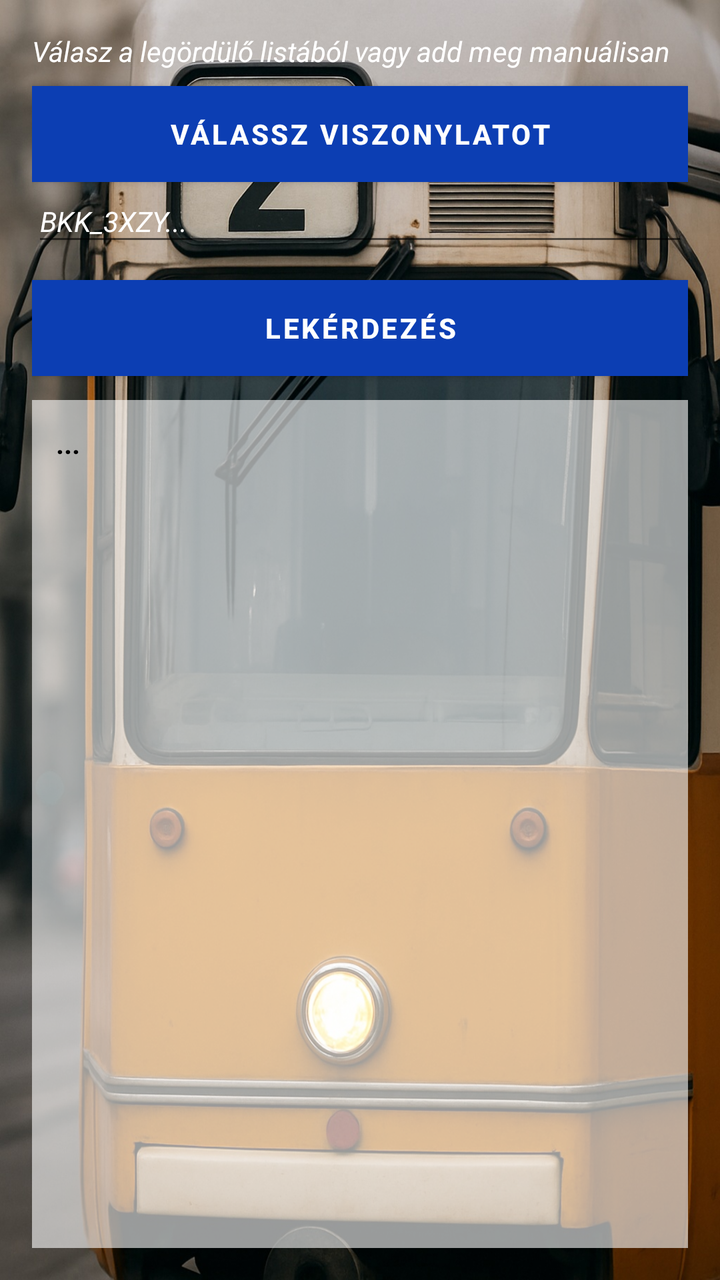
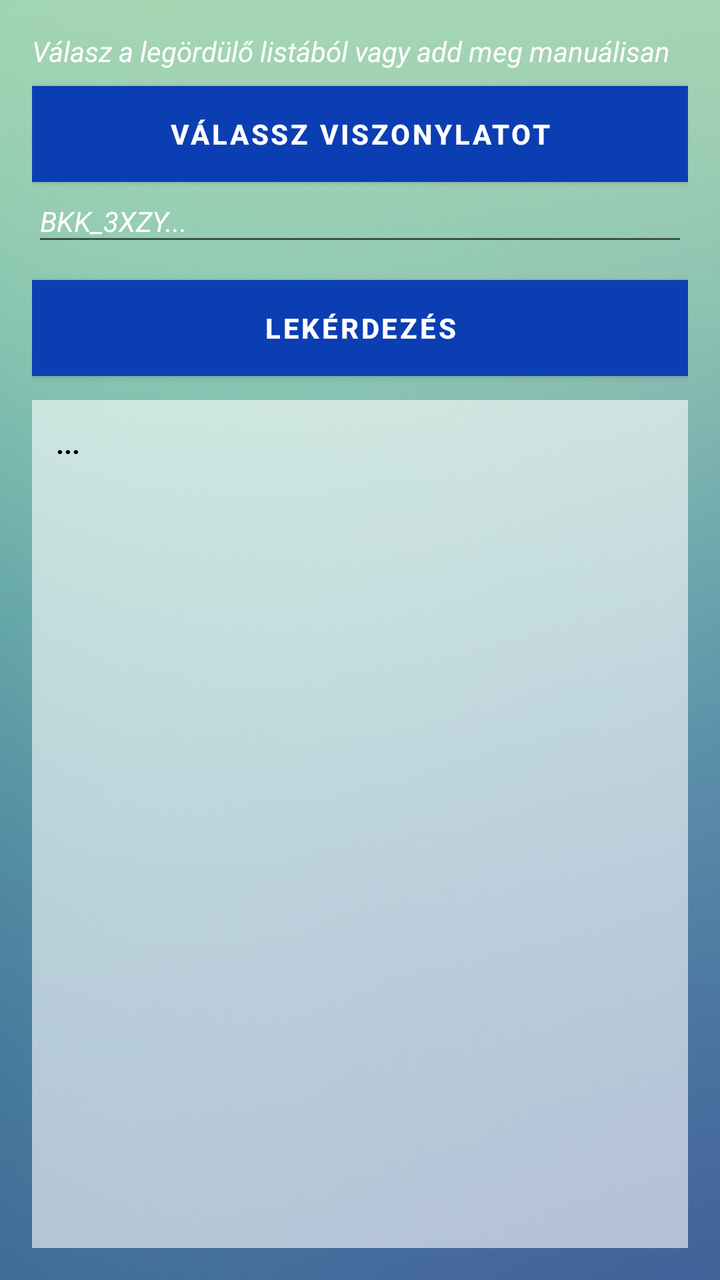

The first picture is an Android layout as it rendered before a commit; the second is the same layout after the commit. The layout source and the unified diff follow.
<!-- AndroidManifest.xml: application theme Theme.Na3 -->
<!-- res/layout/activity_dk1.xml -->
<LinearLayout xmlns:android="http://schemas.android.com/apk/res/android"
    android:id="@+id/root"
    android:orientation="vertical"
    android:padding="16dp"
    android:layout_width="match_parent"
    android:layout_height="match_parent"
    android:background="@drawable/background_dk1">

    
    <TextView
        android:id="@+id/helpText"
        android:layout_width="match_parent"
        android:layout_height="wrap_content"
        android:text="Válasz a legördülő listából vagy add meg manuálisan"
        android:textColor="@android:color/white"
        android:textStyle="italic"
        android:textSize="14sp"
        android:paddingBottom="8dp"/>

    
    <Button
        android:id="@+id/multiSelectButton"
        android:layout_width="match_parent"
        android:layout_height="wrap_content"
        android:text="VÁLASSZ VISZONYLATOT"
        android:textAllCaps="true"
        android:textStyle="bold"
        android:backgroundTint="@null"
        android:background="#0D47A1"
        android:textColor="@android:color/white" />

    
    <EditText
        android:id="@+id/queryInput"
        android:hint="BKK_3XZY..."
        android:layout_width="match_parent"
        android:layout_height="wrap_content"
        android:textAllCaps="true"
        android:textStyle="italic"
        android:textSize="14sp"
        android:paddingBottom="8dp"
        android:textColor="@android:color/white"
        android:textColorHint="@android:color/white" />

    
    <Button
        android:id="@+id/queryButton"
        android:text="LEKÉRDEZÉS"
        android:layout_width="match_parent"
        android:layout_height="wrap_content"
        android:layout_marginTop="12dp"
        android:textAllCaps="true"
        android:textStyle="bold"
        android:backgroundTint="@null"
        android:background="#0D47A1"
        android:textColor="@android:color/white" />

    <ScrollView
        android:layout_width="match_parent"
        android:layout_height="0dp"
        android:layout_weight="1"
        android:fillViewport="true"
        android:paddingTop="12dp">

        <TextView
            android:id="@+id/result"
            android:layout_width="match_parent"
            android:layout_height="wrap_content"
            android:padding="12dp"
            android:background="#99FFFFFF"
            android:text="..."
            android:textColor="#000000"
            android:textStyle="bold"
            android:textIsSelectable="true"
            android:scrollbars="vertical" />
    </ScrollView>
</LinearLayout>
<!-- resources referenced by this layout -->
<resources>
  <!-- drawable background_dk1: jpg bitmap (drawable, 332903 bytes) -->
  <style name="Theme.Na3" parent="Theme.MaterialComponents.DayNight.NoActionBar">
          <item name="colorPrimary">@color/purple_500</item>
          <item name="colorSecondary">@color/teal_200</item>
          <item name="android:windowBackground">@color/white</item>
      </style>
  <color name="purple_500">#0C3EB3</color>
  <color name="teal_200">#03DAC5</color>
  <color name="white">#FFFFFF</color>
</resources>

<!-- the commit's change to res/layout/activity_dk1.xml (unified diff, before → after) -->
@@ -6,7 +6,6 @@
     android:layout_height="match_parent"
     android:background="@drawable/background_dk1">
 
-    
     <TextView
         android:id="@+id/helpText"
         android:layout_width="match_parent"
@@ -17,7 +16,6 @@
         android:textSize="14sp"
         android:paddingBottom="8dp"/>
 
-    
     <Button
         android:id="@+id/multiSelectButton"
         android:layout_width="match_parent"
@@ -29,7 +27,6 @@
         android:background="#0D47A1"
         android:textColor="@android:color/white" />
 
-    
     <EditText
         android:id="@+id/queryInput"
         android:hint="BKK_3XZY..."
@@ -42,7 +39,6 @@
         android:textColor="@android:color/white"
         android:textColorHint="@android:color/white" />
 
-    
     <Button
         android:id="@+id/queryButton"
         android:text="LEKÉRDEZÉS"
<!-- resource entries referenced after the edit -->
@@ -1,6 +1,6 @@
 <!-- resources referenced by this layout -->
 <resources>
-  <!-- drawable background_dk1: jpg bitmap (drawable, 332903 bytes) -->
+  <!-- drawable background_dk1: jpg bitmap (drawable, 220819 bytes) -->
   <style name="Theme.Na3" parent="Theme.MaterialComponents.DayNight.NoActionBar">
           <item name="colorPrimary">@color/purple_500</item>
           <item name="colorSecondary">@color/teal_200</item>
